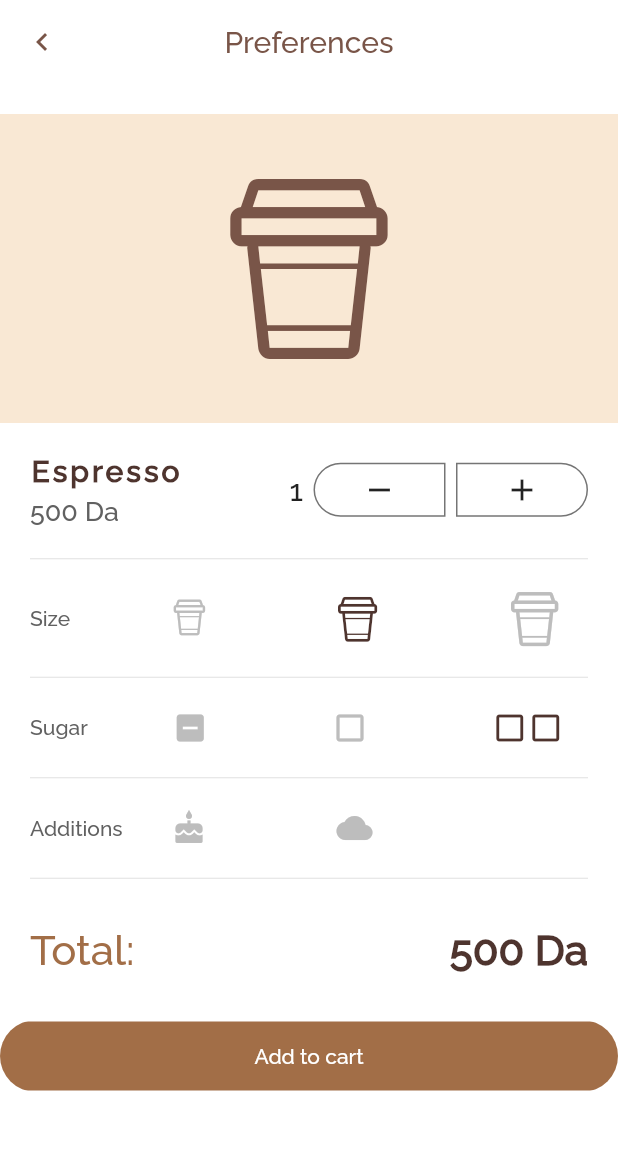
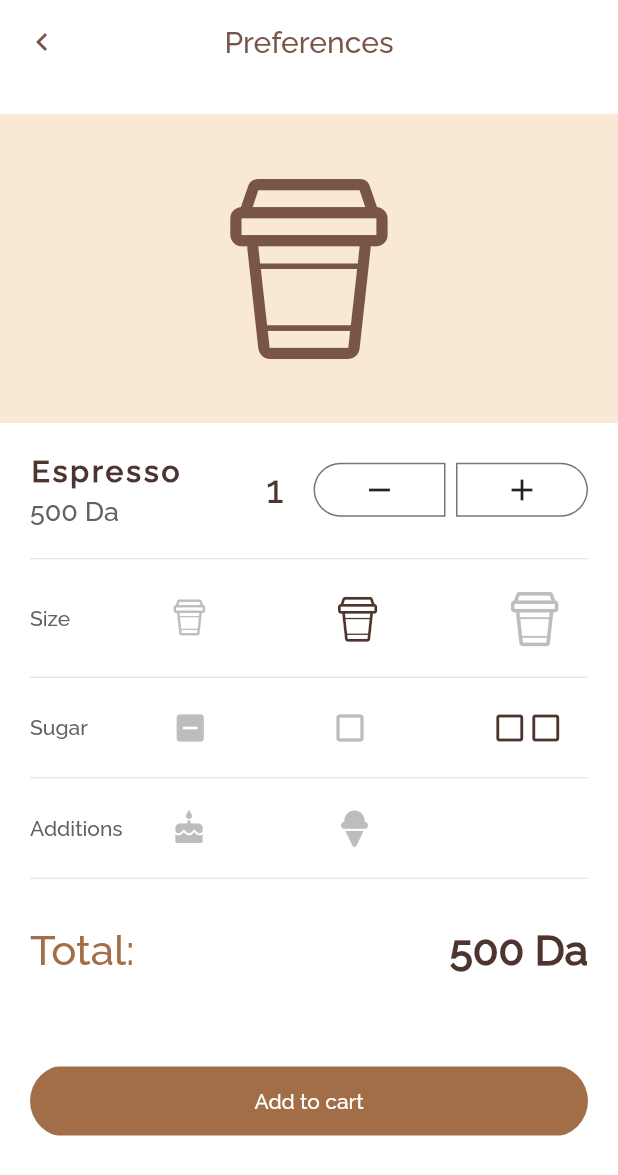
Before and after one commit to Mohammed-Benotmane/Jet-Coffee-Shop, a Flutter app: the MenuList screen opened directly, after a tap on "Espresso", on a phone screen of 412 x 824 dp. Shown: the top 1175 px of the screen. Run offline on Flutter 3.47's test engine with Material 2 defaults, Android fonts, the phone set to English and light mode, and no system bars; our stand-ins replace flutter_spinkit, flutter_svg, font_awesome_flutter.

Commit message:
- Finishing the MVP

```diff
--- a/lib/main.dart
+++ b/lib/main.dart
@@ -6,6 +6,6 @@ import 'package:flutter/material.dart';
 void main() {
   runApp(MaterialApp(
     debugShowCheckedModeBanner: false,
-    home: Login(),
+    home: SplashScreen(),
   ));
 }
--- a/lib/screens/menu_detail.dart
+++ b/lib/screens/menu_detail.dart
@@ -2,6 +2,7 @@ import 'package:coffeshopapp/const.dart';
 import 'package:coffeshopapp/icons/my_flutter_app_icons.dart';
 import 'package:coffeshopapp/models/coffee.dart';
 import 'package:flutter/material.dart';
+import 'package:font_awesome_flutter/font_awesome_flutter.dart';
 
 class MenuDetail extends StatefulWidget {
   Coffee coffee;
@@ -61,8 +62,8 @@ class _MenuDetailState extends State<MenuDetail> {
                 ),
                 Row(
                   children: <Widget>[
-                    Text("1", style: TextStyle(fontFamily: 'Raleway',fontSize: 20)),
-                    SizedBox(width: 7),
+                    Text("1", style: TextStyle(color: Colors.brown.shade800,fontFamily: 'Raleway',fontSize: 26)),
+                    SizedBox(width: 20),
                     OutlineButton(
                       borderSide: BorderSide(color: Colors.grey.shade600),
                       onPressed: () {},
@@ -161,7 +162,7 @@ class _MenuDetailState extends State<MenuDetail> {
                       children: <Widget>[
                         Icon(Icons.cake,color: Colors.grey.shade400),
                         SizedBox(width: 50),
-                        Icon(Icons.cloud,color: Colors.grey.shade400),
+                        Icon(FontAwesomeIcons.iceCream,color: Colors.grey.shade400),
                         SizedBox(width: 65),
                         Icon(Icons.cloud,color: Colors.white),
                       ],
@@ -184,8 +185,10 @@ class _MenuDetailState extends State<MenuDetail> {
                 Text("${widget.coffee.price} Da",style: TextStyle(fontFamily: 'Raleway',color: Colors.brown.shade800,fontSize: 28,fontWeight: FontWeight.bold)),
             ],),
           ),
-          SizedBox(height: 30),
-          Column(
+          SizedBox(height: 60),
+          Padding(
+            padding: const EdgeInsets.symmetric(horizontal: 20),
+            child: Column(
               crossAxisAlignment: CrossAxisAlignment.stretch,
               children: <Widget>[
                 ClipRRect(
@@ -201,6 +204,7 @@ class _MenuDetailState extends State<MenuDetail> {
                     )),
               ],
             ),
+          ),
         ],
       ),
     );
```
Also changed, not shown: assets/coffeshop.jpg. Lines whose indentation alone changed are shown as unchanged.
